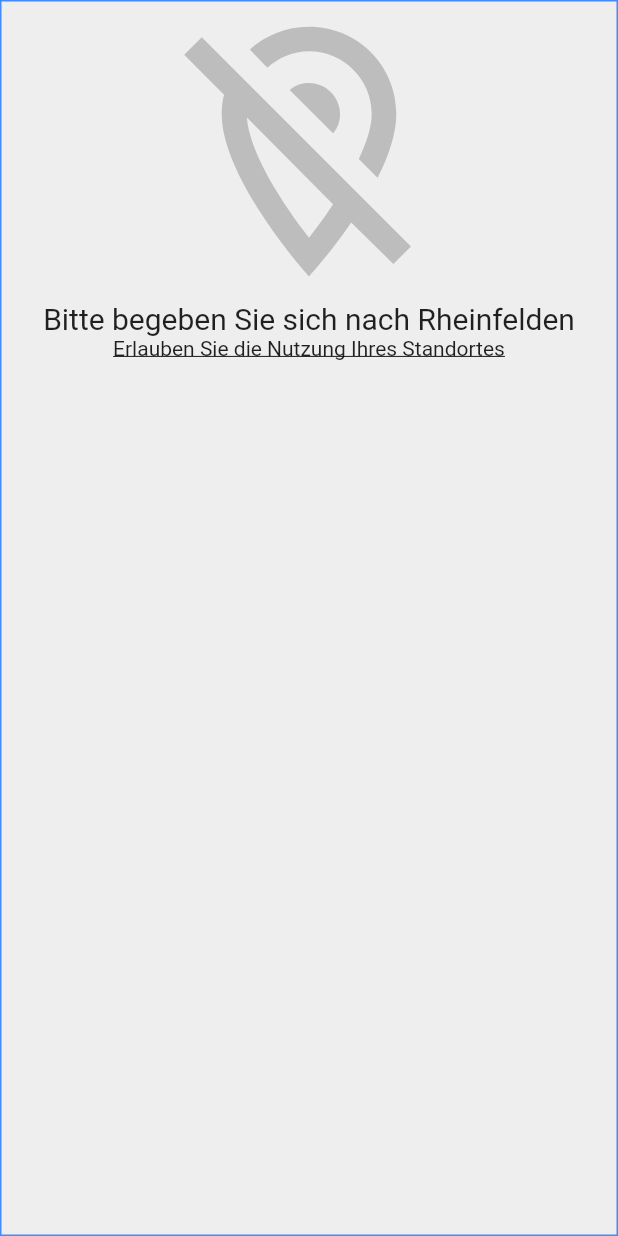
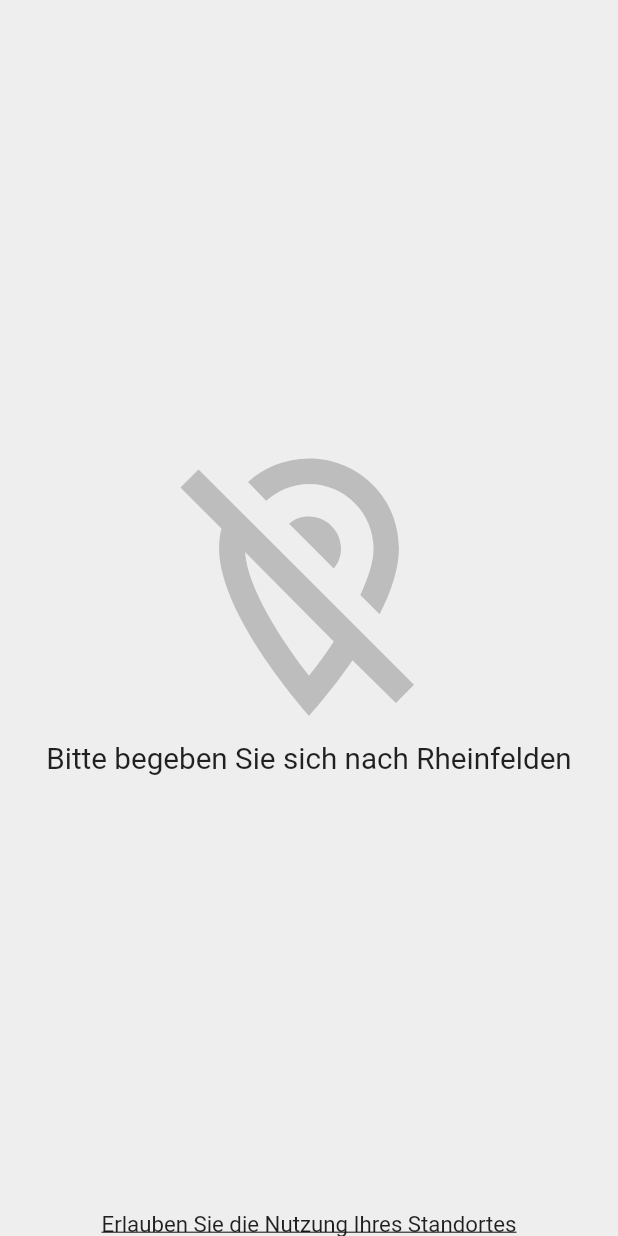
Before and after one commit to scherben-boot/Scherben.Boot, a Flutter app: the HomeViewOutoffBoundaries widget shown alone on an empty page, opened directly, on a phone screen of 412 x 824 dp. Run offline on Flutter 3.47's test engine with Material 2 defaults, Android fonts, the phone set to English and light mode, and no system bars; our stand-ins replace geocoding, google_fonts, image_picker, kiwi, location; missing offline and left inert: app_settings, mailer.

Commit message:
Added Internet permission to Android, Styling outoff_boundaries view, mail body

```diff
--- a/lib/services/implementations/mail_reporting.service.dart
+++ b/lib/services/implementations/mail_reporting.service.dart
@@ -37,13 +37,14 @@ class MailReportingService implements ReportingService {
 
   String _createMailBody(Report report) {
     final String mainBody =
-        """Es gab eine neue Meldung vom Typ ${report.typeIdentifier}.
-    Der Benutzer hat folgende Standortdaten angehängt:
-      Latitude: ${report.location.latitude}
-      Longitude: ${report.location.longitude}
+        """Neue Meldung der Kategorie ${report.typeIdentifier}.
+
+    Der Benutzer hat folgende Standortdaten übermittelt:
       Link: https://www.google.com/maps/search/?api=1&query=${report.location.latitude},${report.location.longitude}
+      Breite: ${report.location.latitude}
+      Länge: ${report.location.longitude}
 
-    Und beschreibt die Situation wie folgt:
+    Beschreibung der Situation:
       ${report.description}""";
 
     if (report.attachmentPath != null) {
--- a/lib/views/components/home_view_outoff_boundaries.dart
+++ b/lib/views/components/home_view_outoff_boundaries.dart
@@ -4,20 +4,33 @@ import 'package:flutter/material.dart';
 class HomeViewOutoffBoundaries extends StatelessWidget {
   @override
   Widget build(BuildContext context) {
-    return SizedBox(
+    return Expanded(
+      flex: 4,
       child: Container(
-        decoration: BoxDecoration(border: Border.all(color: Colors.blueAccent)),
         child: Column(
           children: [
-            Icon(
-              Icons.location_off_outlined,
-              color: Colors.grey[400],
-              size: 200,
-            ),
-            Text("Bitte begeben Sie sich nach Rheinfelden",
-                style: new TextStyle(fontSize: 20)),
-            Align(
-              alignment: FractionalOffset.bottomCenter,
+            Expanded(
+                flex: 3,
+                child: Container(
+                  child: Align(
+                    alignment: Alignment.bottomCenter,
+                    child: Icon(
+                      Icons.location_off_outlined,
+                      color: Colors.grey[400],
+                      size: MediaQuery.of(context).size.width * 0.5,
+                    ),
+                  ),
+                )),
+            Expanded(
+                child: Container(
+              child: Text("Bitte begeben Sie sich nach Rheinfelden",
+                  style: new TextStyle(
+                      fontSize: MediaQuery.of(context).size.width * 0.048)),
+            )),
+            Expanded(
+                child: Container(
+                    child: Align(
+              alignment: Alignment.bottomCenter,
               child: new GestureDetector(
                 onTap: () {
                   AppSettings.openLocationSettings();
@@ -25,11 +38,11 @@ class HomeViewOutoffBoundaries extends StatelessWidget {
                 child: new Text(
                   "Erlauben Sie die Nutzung Ihres Standortes",
                   style: new TextStyle(
-                    decoration: TextDecoration.underline,
-                  ),
+                      decoration: TextDecoration.underline,
+                      fontSize: MediaQuery.of(context).size.width * 0.036),
                 ),
               ),
-            )
+            )))
           ],
         ),
       ),
```
Also changed, not shown: 1 other file.
